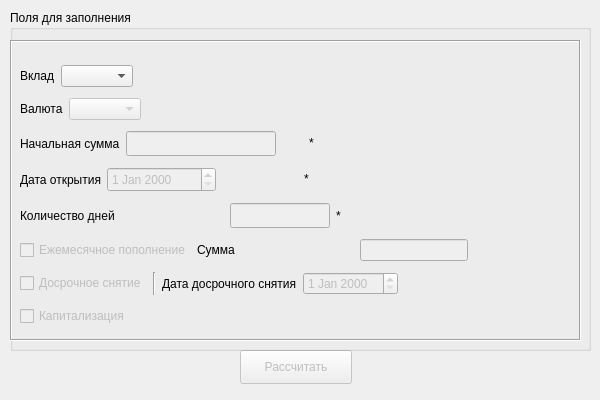
Old version of the form ui_logic/depositform.ui in the repository d1slike/depositPlus.
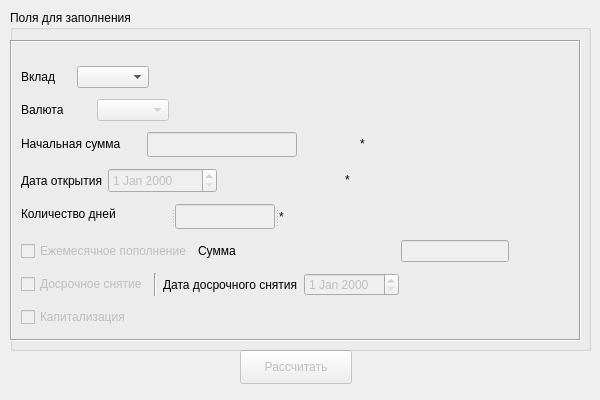
New version of the form.

Commit message: *форма заполнения полей для расчета почти готова

What changed in the file:
```diff
--- a/ui_logic/depositform.ui
+++ b/ui_logic/depositform.ui
@@ -77,10 +77,10 @@
     <widget class="QWidget" name="">
      <property name="geometry">
       <rect>
-       <x>10</x>
-       <y>20</y>
-       <width>566</width>
-       <height>277</height>
+       <x>11</x>
+       <y>21</y>
+       <width>646</width>
+       <height>275</height>
       </rect>
      </property>
      <layout class="QVBoxLayout" name="verticalLayout">
@@ -88,6 +88,24 @@
        <layout class="QHBoxLayout" name="horizontalLayout">
         <item>
          <widget class="QLabel" name="deposit_list_label">
+          <property name="sizePolicy">
+           <sizepolicy hsizetype="Fixed" vsizetype="Fixed">
+            <horstretch>50</horstretch>
+            <verstretch>20</verstretch>
+           </sizepolicy>
+          </property>
+          <property name="minimumSize">
+           <size>
+            <width>50</width>
+            <height>20</height>
+           </size>
+          </property>
+          <property name="maximumSize">
+           <size>
+            <width>50</width>
+            <height>20</height>
+           </size>
+          </property>
           <property name="text">
            <string>Вклад</string>
           </property>
@@ -134,6 +152,24 @@
        <layout class="QHBoxLayout" name="horizontalLayout_2">
         <item>
          <widget class="QLabel" name="valute_list_label">
+          <property name="sizePolicy">
+           <sizepolicy hsizetype="Fixed" vsizetype="Fixed">
+            <horstretch>70</horstretch>
+            <verstretch>20</verstretch>
+           </sizepolicy>
+          </property>
+          <property name="minimumSize">
+           <size>
+            <width>70</width>
+            <height>20</height>
+           </size>
+          </property>
+          <property name="maximumSize">
+           <size>
+            <width>70</width>
+            <height>20</height>
+           </size>
+          </property>
           <property name="text">
            <string>Валюта</string>
           </property>
@@ -168,6 +204,24 @@
        <layout class="QHBoxLayout" name="horizontalLayout_3">
         <item>
          <widget class="QLabel" name="label_start_sum">
+          <property name="sizePolicy">
+           <sizepolicy hsizetype="Fixed" vsizetype="Fixed">
+            <horstretch>120</horstretch>
+            <verstretch>20</verstretch>
+           </sizepolicy>
+          </property>
+          <property name="minimumSize">
+           <size>
+            <width>120</width>
+            <height>20</height>
+           </size>
+          </property>
+          <property name="maximumSize">
+           <size>
+            <width>120</width>
+            <height>20</height>
+           </size>
+          </property>
           <property name="text">
            <string>Начальная сумма</string>
           </property>
@@ -339,15 +393,33 @@
        </layout>
       </item>
       <item>
-       <layout class="QHBoxLayout" name="horizontalLayout_5">
-        <item>
+       <widget class="QSplitter" name="splitter">
+        <property name="orientation">
+         <enum>Qt::Horizontal</enum>
+        </property>
          <widget class="QLabel" name="day_count_label">
+         <property name="sizePolicy">
+          <sizepolicy hsizetype="Fixed" vsizetype="Fixed">
+           <horstretch>0</horstretch>
+           <verstretch>0</verstretch>
+          </sizepolicy>
+         </property>
+         <property name="minimumSize">
+          <size>
+           <width>150</width>
+           <height>20</height>
+          </size>
+         </property>
+         <property name="maximumSize">
+          <size>
+           <width>150</width>
+           <height>20</height>
+          </size>
+         </property>
           <property name="text">
            <string>Количество дней</string>
           </property>
          </widget>
-        </item>
-        <item>
          <widget class="QLineEdit" name="day_count">
           <property name="enabled">
            <bool>false</bool>
@@ -371,8 +443,6 @@
            </size>
           </property>
          </widget>
-        </item>
-        <item>
          <widget class="QLabel" name="min_day_count">
           <property name="sizePolicy">
            <sizepolicy hsizetype="Fixed" vsizetype="Fixed">
@@ -396,8 +466,7 @@
            <string>*</string>
           </property>
          </widget>
-        </item>
-       </layout>
+       </widget>
       </item>
       <item>
        <layout class="QHBoxLayout" name="horizontalLayout_6">
```
Left out of the diff: 5 changed lines with no effect on the pictures. Lines whose indentation alone changed are shown as unchanged. The commit also changes 4 other files.
